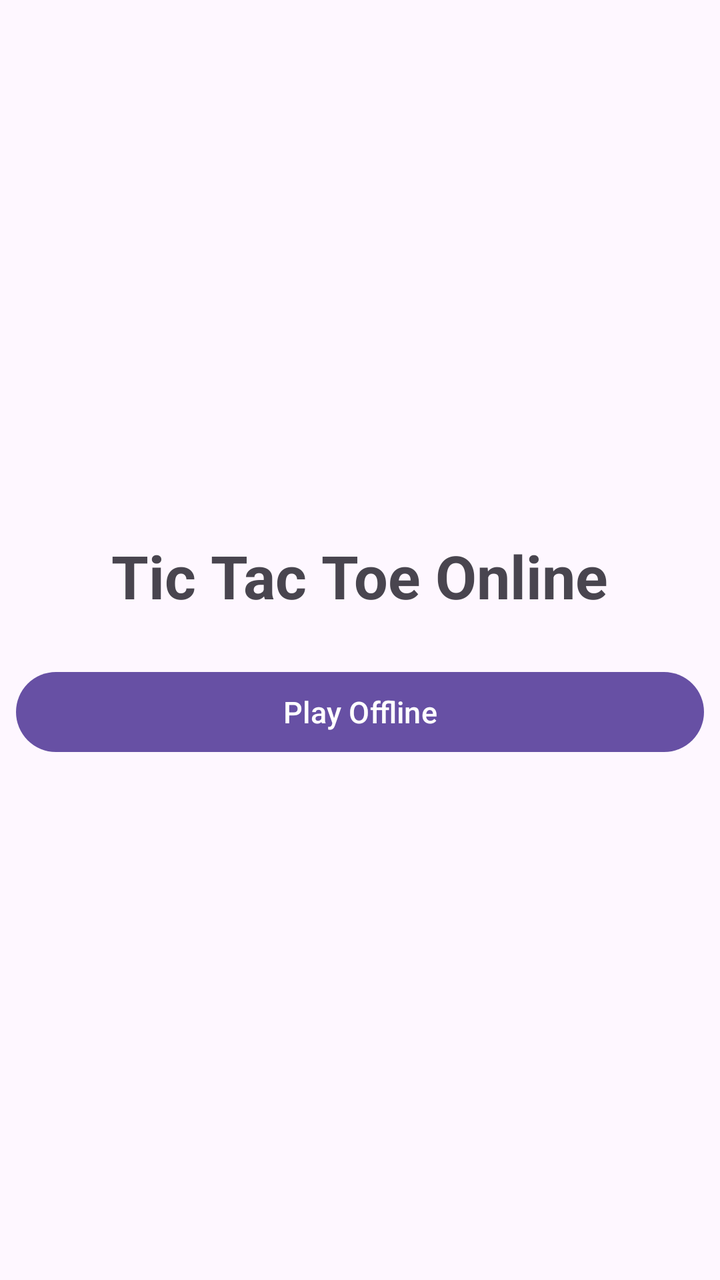
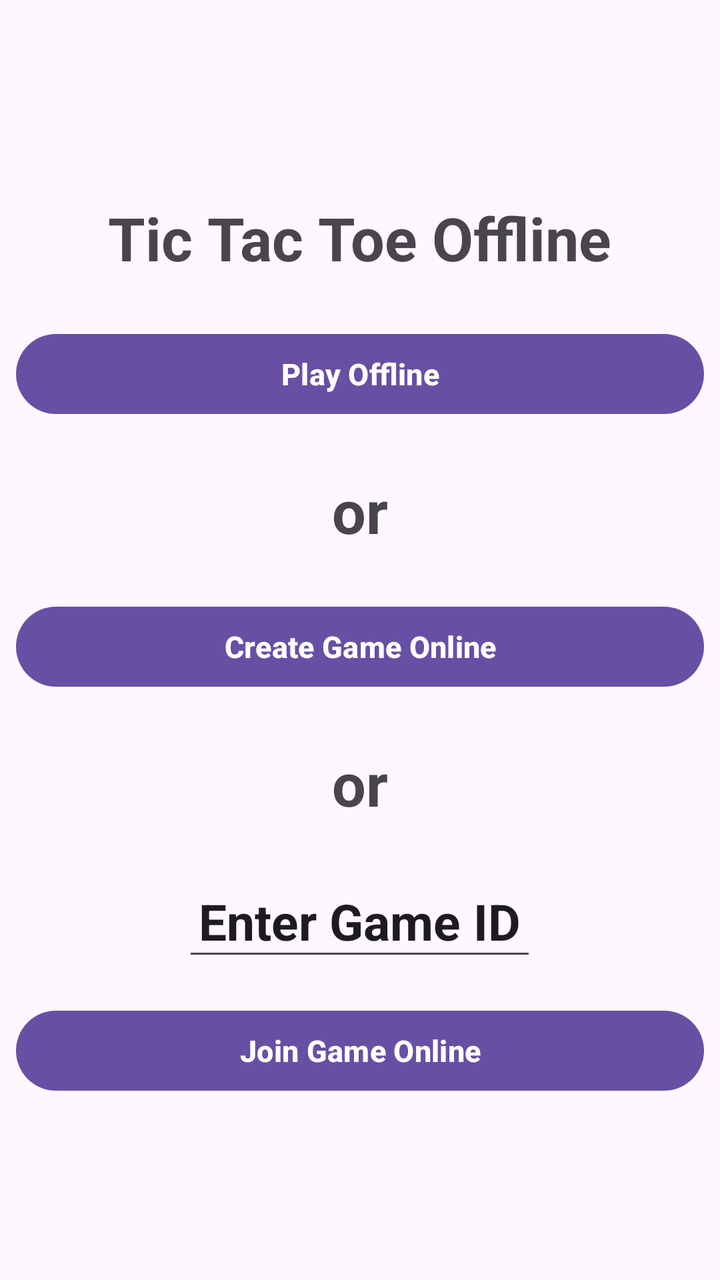

Two renders of the same Android screen: before a commit and after it. Below are the layout's source before the change and the commit's diff.
<!-- AndroidManifest.xml: application theme Theme.TicTacToeGame -->
<!-- res/layout/activity_main.xml -->
<?xml version="1.0" encoding="utf-8"?>
<LinearLayout xmlns:android="http://schemas.android.com/apk/res/android"
    xmlns:app="http://schemas.android.com/apk/res-auto"
    xmlns:tools="http://schemas.android.com/tools"
    android:id="@+id/main"
    android:layout_width="match_parent"
    android:layout_height="match_parent"
    android:gravity="center"
    android:orientation="vertical"
    tools:context=".MainActivity">

    <TextView
        android:layout_width="wrap_content"
        android:layout_height="wrap_content"
        android:text="Tic Tac Toe Online"
        android:textStyle="bold"
        android:textSize="30dp"
        android:padding="8dp"
        android:layout_margin="8dp" />

    <Button
        android:id="@+id/btnPlayOffline"
        android:layout_width="match_parent"
        android:layout_height="wrap_content"
        android:text="Play Offline"
        android:layout_margin="8dp"
        android:padding="8dp"
        android:textSize="15dp"/>

</LinearLayout>
<!-- resources referenced by this layout -->
<resources>
  <style name="Theme.TicTacToeGame" parent="Base.Theme.TicTacToeGame" />
  <style name="Base.Theme.TicTacToeGame" parent="Theme.Material3.DayNight.NoActionBar">
          
          
      </style>
</resources>

<!-- the commit's change to res/layout/activity_main.xml (unified diff, before → after) -->
@@ -12,7 +12,7 @@
     <TextView
         android:layout_width="wrap_content"
         android:layout_height="wrap_content"
-        android:text="Tic Tac Toe Online"
+        android:text="Tic Tac Toe Offline"
         android:textStyle="bold"
         android:textSize="30dp"
         android:padding="8dp"
@@ -22,9 +22,55 @@
         android:id="@+id/btnPlayOffline"
         android:layout_width="match_parent"
         android:layout_height="wrap_content"
+        android:textStyle="bold"
         android:text="Play Offline"
         android:layout_margin="8dp"
         android:padding="8dp"
         android:textSize="15dp"/>
+    <TextView
+        android:layout_width="wrap_content"
+        android:layout_height="wrap_content"
+        android:text="or"
+        android:textStyle="bold"
+        android:textSize="30dp"
+        android:padding="8dp"
+        android:layout_margin="8dp" />
+    <Button
+        android:id="@+id/btnCreateOnlineGame"
+        android:layout_width="match_parent"
+        android:layout_height="wrap_content"
+        android:text="Create Game Online"
+        android:layout_margin="8dp"
+        android:padding="8dp"
+        android:textStyle="bold"
+        android:textSize="15dp"/>
+    <TextView
+        android:layout_width="wrap_content"
+        android:layout_height="wrap_content"
+        android:text="or"
+        android:textStyle="bold"
+        android:textSize="30dp"
+        android:padding="8dp"
+        android:layout_margin="8dp" />
+
+    <EditText
+        android:id="@+id/game_id_input"
+        android:layout_width="wrap_content"
+        android:layout_height="wrap_content"
+        android:textSize="25dp"
+        android:textStyle="bold"
+        android:inputType="number"
+        android:layout_margin="8dp"
+        android:padding="8dp"
+        android:text="Enter Game ID"/>
+    <Button
+        android:id="@+id/btnJoinOnline"
+        android:layout_width="match_parent"
+        android:layout_height="wrap_content"
+        android:text="Join Game Online"
+        android:layout_margin="8dp"
+        android:padding="8dp"
+        android:textStyle="bold"
+        android:textSize="15dp"/>
 
 </LinearLayout>
